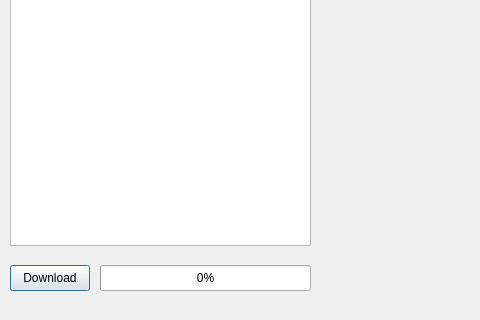
Qt form filebrowse.ui (g4ixt/QtTinySA) before a commit; both pictures show x 0 to 480 and y 85 to 405 of the 818 by 405 pixel window.
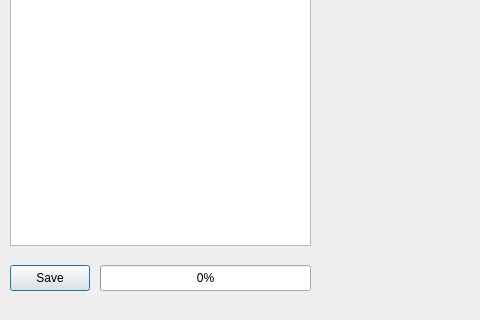
The same form after that commit.

Commit message:
v0.10.5e improved SD browse
Improved SD card browse to use BytesIO temporary storage

```diff
--- a/filebrowse.ui
+++ b/filebrowse.ui
@@ -33,7 +33,7 @@
     </rect>
    </property>
    <property name="text">
-    <string>Download</string>
+    <string>Save</string>
    </property>
   </widget>
   <widget class="QLabel" name="picture">
```
The commit also changes 2 other files.
